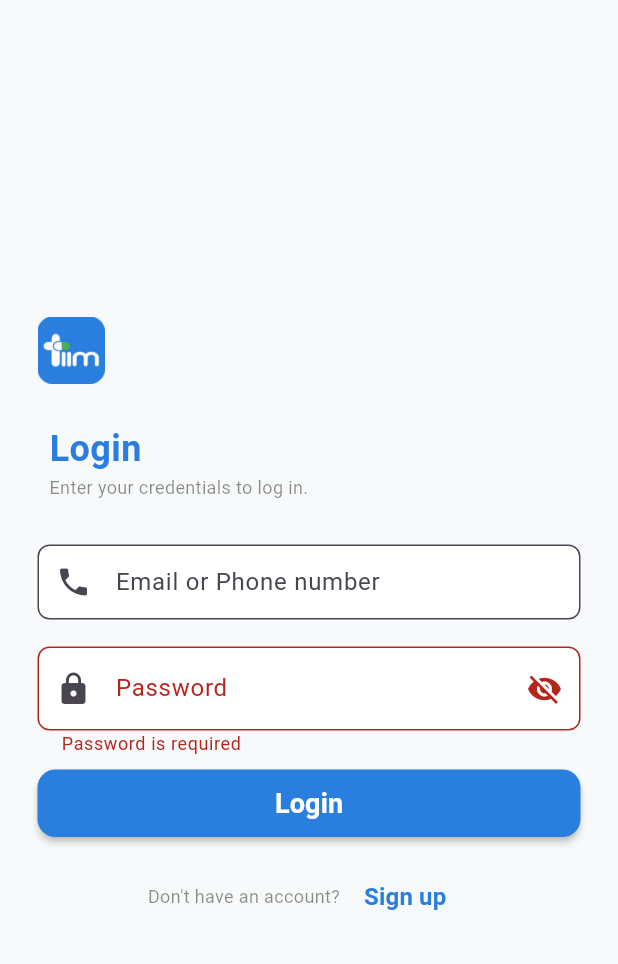
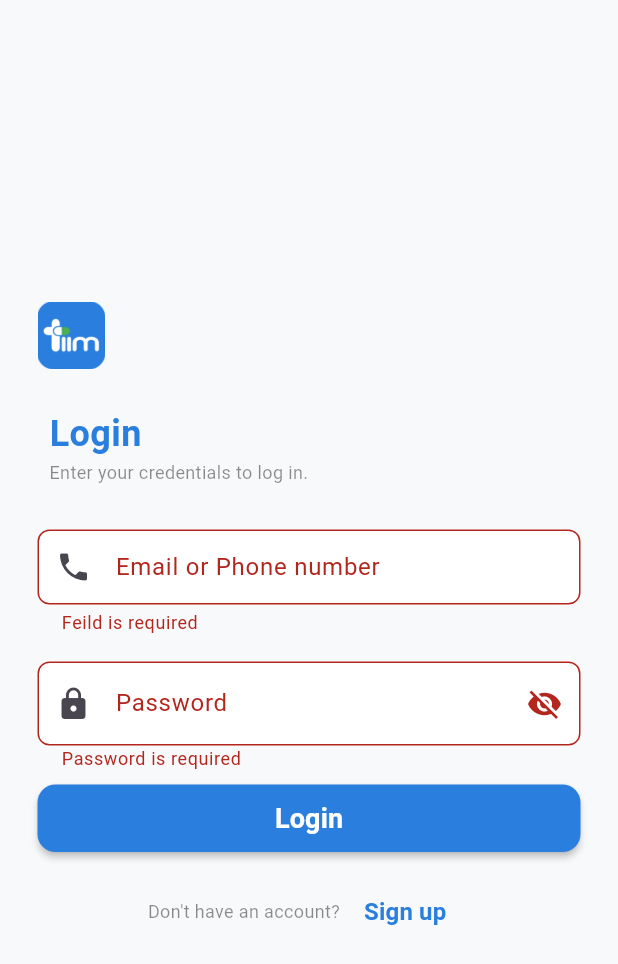
Before and after one commit to Balelee/E-Pharmacy, a Flutter app: the screen it shows after launch, after a tap on "Login", on a phone screen of 412 x 824 dp. Shown: the top 964 px of the screen. Run offline on Flutter 3.47's test engine with Material 3 defaults, Android fonts, the phone set to English and light mode, and no system bars; our stand-ins replace badges, carousel_slider, country_code_picker, flutter_dotenv, flutter_local_notifications, flutter_svg and 10 more; missing offline and left inert: laravel_echo_null, pusher_client_socket, searchable_paginated_dropdown; accounts and stored records are empty.

Commit message:
validator review

```diff
--- a/lib/app/localization/en_US.json
+++ b/lib/app/localization/en_US.json
@@ -19,6 +19,7 @@
   "quotien": "Daily",
   "hebdomadaire": "Weekly",
   "mensuel": "Monthly",
+  "field_required": "Feild is required",
   "msg_require_email": "Email is required",
   "min_password_msg": "Password must be at least 8 characters",
   "valid_email_msg": "Enter a valid email",
--- a/lib/app/localization/fr_FR.json
+++ b/lib/app/localization/fr_FR.json
@@ -19,6 +19,7 @@
   "quotien": "Quotidien",
   "hebdomadaire": "Hebdomadaire",
   "mensuel": "Mensuel",
+  "field_required": "Champ obligatoire",
   "msg_require_email": "Email obligatoire",
   "min_password_msg": "Le mot de passe doit contenir au moins 8 caractères",
   "valid_email_msg": "Entrer votre email valide",
--- a/lib/app/modules/Login/views/login_content_view.dart
+++ b/lib/app/modules/Login/views/login_content_view.dart
@@ -58,11 +58,15 @@
                         Padding(
                           padding: const EdgeInsets.symmetric(vertical: 16.0),
                           child: SizedBox(
-                            height: 50,
+                            height: 70,
                             child: CustomTextFormField(
                               controller: controller.emailphoneController,
                               labelText: LocaleKeys.email_phone_title.tr,
                               prefix: Icon(Icons.phone),
+                              validator: (p0) {
+                                final error = Validators.validateSimpleText(p0);
+                                return error;
+                              },
                             ),
                           ),
                         ),
@@ -84,8 +88,10 @@
                               ),
                               onPressed: controller.togglePasswordVisibility,
                             ),
-                            validator: (value) =>
-                                Validators.validatePassword(value),
+                            validator: (p0) {
+                              final error = Validators.validatePassword(p0);
+                              return error;
+                            },
                             helperText: ' ',
                             errorStyle: TextStyle(height: 0.8),
                           ),
--- a/lib/app/utils/validators.dart
+++ b/lib/app/utils/validators.dart
@@ -4,6 +4,14 @@
 import 'package:pharmix/generated/locales.g.dart';
 
 class Validators {
+   // Simple test validator
+  static String? validateSimpleText(String? value) {
+    if (value == null || value.isEmpty) {
+      return LocaleKeys.field_required.tr;
+    }
+
+    return null;
+  }
   // Email validator
   static String? validateEmail(String? value) {
     if (value == null || value.isEmpty) {
```
Also changed, not shown: lib/generated/locales.g.dart.
